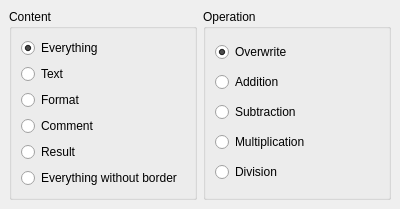
First picture: the form in kspread/dialogs/SpecialPasteWidget.ui, repository KDE/koffice, before the edit.
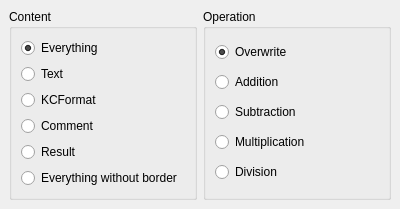
Second picture: the form after the edit.

Commit message: Rename Format to KCFormat

Diff of the .ui file:
```diff
--- a/kspread/dialogs/SpecialPasteWidget.ui
+++ b/kspread/dialogs/SpecialPasteWidget.ui
@@ -67,7 +67,7 @@
       <item>
        <widget class="QRadioButton" name="formatButton" >
         <property name="text" >
-         <string>Format</string>
+         <string>KCFormat</string>
         </property>
        </widget>
       </item>
```
The commit also changes 49 other files.
